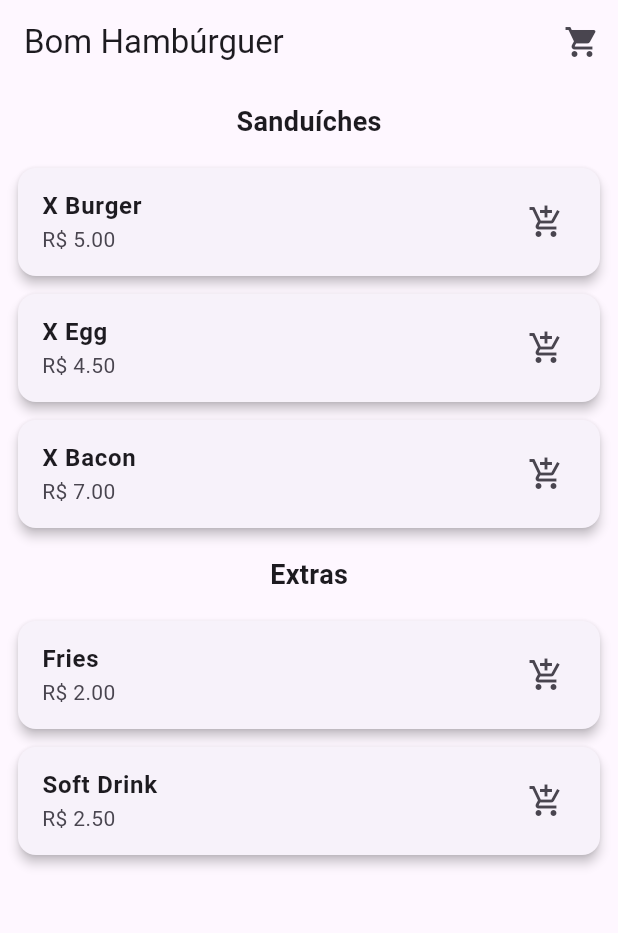
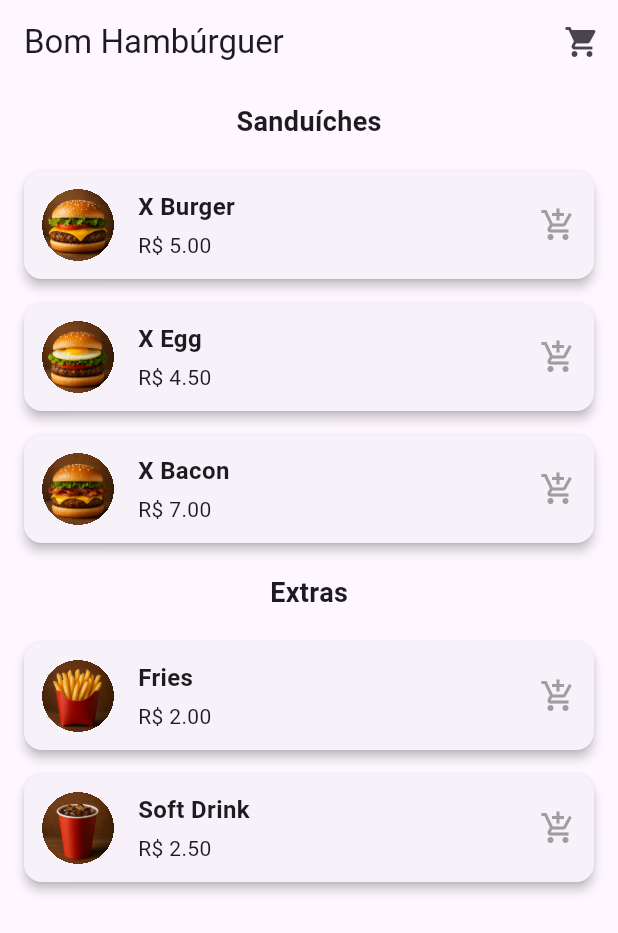
Before and after one commit to JulianoSant/flutter_store, a Flutter app: the screen it shows after launch, on a phone screen of 412 x 824 dp. Shown: the top 933 px of the screen. Run offline on Flutter 3.47's test engine with Material 3 defaults, Android fonts, the phone set to English and light mode, and no system bars; our stand-ins replace flutter_mobx, flutter_modular, mobx; generated files the repository leaves out were written again.

Commit message:
add imagens dos produtos

```diff
--- a/lib/models/extra_model.dart
+++ b/lib/models/extra_model.dart
@@ -3,10 +3,17 @@ class ExtraModel {
   final String name;
   final double price;
   final String type;
+  final String imagePath;
 
-  ExtraModel({required this.id, required this.name, required this.price, required this.type});
+  ExtraModel({required this.id, required this.name, required this.price, required this.type, required this.imagePath});
 
   factory ExtraModel.fromJson(Map<String, dynamic> json) {
-    return ExtraModel(id: json['id'], name: json['name'], price: (json['price'] as num).toDouble(), type: json['type']);
+    return ExtraModel(
+      id: json['id'],
+      name: json['name'],
+      price: (json['price'] as num).toDouble(),
+      type: json['type'],
+      imagePath: json['imagePath'],
+    );
   }
 }
--- a/lib/models/sandwich_model.dart
+++ b/lib/models/sandwich_model.dart
@@ -2,10 +2,16 @@ class SandwichModel {
   final int id;
   final String name;
   final double price;
+  final String imagePath;
 
-  SandwichModel({required this.id, required this.name, required this.price});
+  SandwichModel({required this.id, required this.name, required this.price, required this.imagePath});
 
   factory SandwichModel.fromJson(Map<String, dynamic> json) {
-    return SandwichModel(id: json['id'], name: json['name'], price: (json['price'] as num).toDouble());
+    return SandwichModel(
+      id: json['id'],
+      name: json['name'],
+      price: (json['price'] as num).toDouble(),
+      imagePath: json['imagePath'],
+    );
   }
 }
--- a/lib/modules/home/home_page.dart
+++ b/lib/modules/home/home_page.dart
@@ -50,6 +50,7 @@ class _HomePageState extends State<HomePage> {
                         (s) => ProductCard(
                           name: s.name,
                           price: s.price,
+                          imagePath: s.imagePath,
                           onTap: () => homeController.addProductToCart(
                             id: s.id,
                             name: s.name,
@@ -77,6 +78,7 @@ class _HomePageState extends State<HomePage> {
                         (e) => ProductCard(
                           name: e.name,
                           price: e.price,
+                          imagePath: e.imagePath,
                           onTap: () => homeController.addProductToCart(
                             id: e.id,
                             name: e.name,
--- a/lib/shared/widgets/product_card.dart
+++ b/lib/shared/widgets/product_card.dart
@@ -1,23 +1,74 @@
+// import 'package:flutter/material.dart';
+
+// class ProductCard extends StatelessWidget {
+//   final String name;
+//   final double price;
+//   final VoidCallback onTap;
+
+//   const ProductCard({super.key, required this.name, required this.price, required this.onTap});
+
+//   @override
+//   Widget build(BuildContext context) {
+//     return GestureDetector(
+//       onTap: onTap,
+//       child: Card(
+//         margin: const EdgeInsets.symmetric(vertical: 6, horizontal: 12),
+//         elevation: 3,
+//         child: ListTile(
+//           title: Text(name, style: const TextStyle(fontWeight: FontWeight.w600)),
+//           subtitle: Text('R\$ ${price.toStringAsFixed(2)}'),
+//           trailing: const Icon(Icons.add_shopping_cart),
+//         ),
+//       ),
+//     );
+//   }
+// }
+
 import 'package:flutter/material.dart';
 
 class ProductCard extends StatelessWidget {
   final String name;
   final double price;
   final VoidCallback onTap;
+  final String imagePath;
 
-  const ProductCard({super.key, required this.name, required this.price, required this.onTap});
+  const ProductCard({super.key, required this.name, required this.price, required this.onTap, required this.imagePath});
 
   @override
   Widget build(BuildContext context) {
-    return GestureDetector(
+    return InkWell(
       onTap: onTap,
+      borderRadius: BorderRadius.circular(12),
       child: Card(
-        margin: const EdgeInsets.symmetric(vertical: 6, horizontal: 12),
+        margin: const EdgeInsets.symmetric(horizontal: 16, vertical: 8),
         elevation: 3,
-        child: ListTile(
-          title: Text(name, style: const TextStyle(fontWeight: FontWeight.w600)),
-          subtitle: Text('R\$ ${price.toStringAsFixed(2)}'),
-          trailing: const Icon(Icons.add_shopping_cart),
+        shape: RoundedRectangleBorder(borderRadius: BorderRadius.circular(12)),
+        child: Padding(
+          padding: const EdgeInsets.all(12),
+          child: Row(
+            children: [
+              Container(
+                width: 48,
+                height: 48,
+                decoration: const BoxDecoration(shape: BoxShape.circle, color: Color(0xFFF5F5F5)),
+                clipBehavior: Clip.hardEdge,
+                child: Image.asset(imagePath, fit: BoxFit.cover),
+              ),
+
+              const SizedBox(width: 16),
+              Expanded(
+                child: Column(
+                  crossAxisAlignment: CrossAxisAlignment.start,
+                  children: [
+                    Text(name, style: const TextStyle(fontSize: 16, fontWeight: FontWeight.bold)),
+                    const SizedBox(height: 4),
+                    Text('R\$ ${price.toStringAsFixed(2)}', style: const TextStyle(fontSize: 14)),
+                  ],
+                ),
+              ),
+              const Icon(Icons.add_shopping_cart, color: Colors.grey),
+            ],
+          ),
         ),
       ),
     );
```
Also changed, not shown: assets/mock_data.json (+17 -48 lines), lib/models/discount_rule_model.dart (+8 -3 lines).
